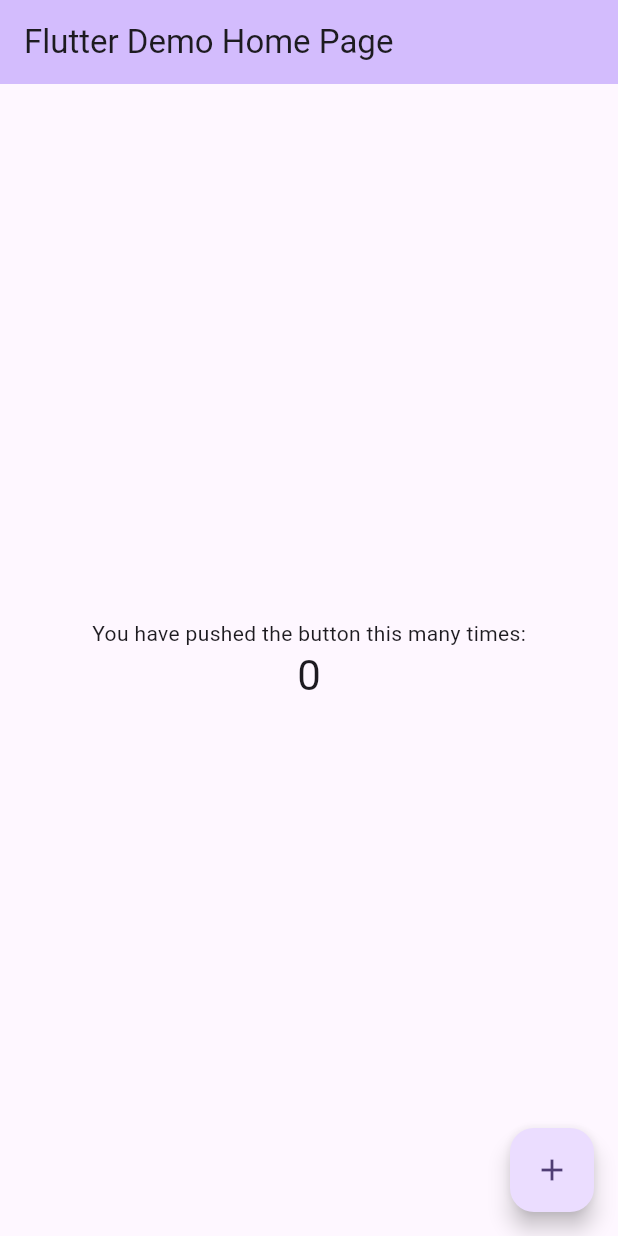
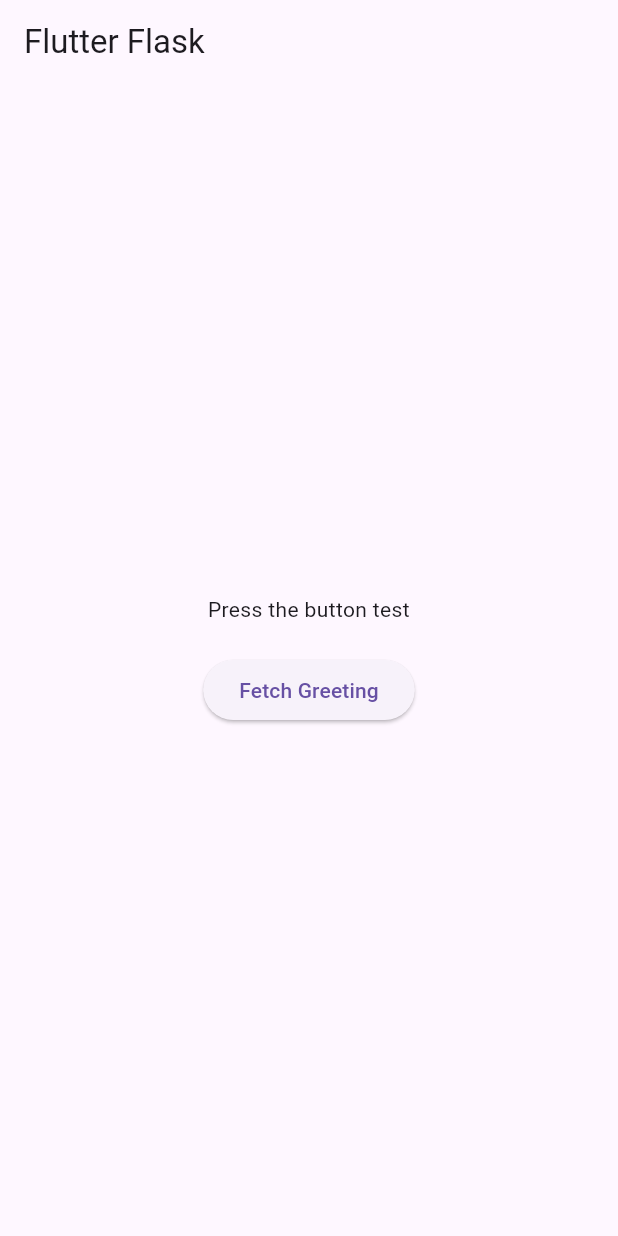
Before and after one commit to mano37/alfred, a Flutter app: the screen it shows after launch, on a phone screen of 412 x 824 dp. Run offline on Flutter 3.47's test engine with Material 3 defaults, Android fonts, the light colour scheme and no system bars.

Commit message:
build directory structures

```diff
--- /dev/null
+++ b/alfred/lib/app/app.dart
@@ -0,0 +1,16 @@
+import 'package:alfred/core/config/environment.dart';
+import 'package:flutter/material.dart';
+import 'package:alfred/app/routes.dart';
+
+class MyApp extends StatelessWidget {
+  @override
+  Widget build(BuildContext context) {
+    return MaterialApp(
+      title: 'Alfred',
+      theme: ThemeData(primarySwatch: Colors.blue),
+      initialRoute: '/',
+      onGenerateRoute: Routes.generateRoute,
+      debugShowCheckedModeBanner: AppConfig.environment != 'prod',
+    );
+  }
+}
--- /dev/null
+++ b/alfred/lib/app/routes.dart
@@ -0,0 +1,17 @@
+import 'package:flutter/material.dart';
+import 'package:alfred/features/home/home_screen.dart';
+
+class Routes {
+  static Route<dynamic>? generateRoute(RouteSettings settings) {
+    switch (settings.name) {
+      case '/':
+        return MaterialPageRoute(builder: (_) => HomeScreen());
+      default:
+        return MaterialPageRoute(
+          builder: (_) => Scaffold(
+            body: Center(child: Text('404: Page not found')),
+          ),
+        );
+    }
+  }
+}
--- /dev/null
+++ b/alfred/lib/core/config/environment.dart
@@ -0,0 +1,6 @@
+class AppConfig {
+  static const environment = String.fromEnvironment('ENV', defaultValue: 'dev');
+  static const String apiBaseUrl = environment == 'dev'
+      ? 'http://10.0.2.2:5000'
+      : 'https://kjhprodapi.duckdns.org';
+}
--- /dev/null
+++ b/alfred/lib/features/home/home_screen.dart
@@ -0,0 +1,56 @@
+import 'package:flutter/material.dart';
+import 'package:http/http.dart' as http;
+import 'dart:convert';
+
+import 'package:alfred/core/config/environment.dart';
+
+class HomeScreen extends StatefulWidget {
+  @override
+  _HomeScreenState createState() => _HomeScreenState();
+}
+
+class _HomeScreenState extends State<HomeScreen> {
+  String responseMessage = "Press the button";
+
+  Future<void> fetchGreeting() async {
+    final String backendUrl = '${AppConfig.apiBaseUrl}/api/greet?name=Flutter';
+
+    try {
+      final response = await http.get(Uri.parse(backendUrl));
+      if (response.statusCode == 200) {
+        final data = json.decode(response.body);
+        setState(() {
+          responseMessage = data['message'];
+        });
+      } else {
+        setState(() {
+          responseMessage = 'Failed to fetch data: ${response.statusCode}';
+        });
+      }
+    } catch (e) {
+      setState(() {
+        responseMessage = 'Error: $e';
+      });
+    }
+  }
+
+  @override
+  Widget build(BuildContext context) {
+    return Scaffold(
+      appBar: AppBar(title: Text('Flutter Flask')),
+      body: Center(
+        child: Column(
+          mainAxisAlignment: MainAxisAlignment.center,
+          children: [
+            Text('$responseMessage test', textAlign: TextAlign.center),
+            SizedBox(height: 20),
+            ElevatedButton(
+              onPressed: fetchGreeting,
+              child: Text('Fetch Greeting'),
+            ),
+          ],
+        ),
+      ),
+    );
+  }
+}
--- a/alfred/lib/main.dart
+++ b/alfred/lib/main.dart
@@ -1,125 +1,6 @@
+import 'package:alfred/app/app.dart';
 import 'package:flutter/material.dart';
 
 void main() {
-  runApp(const MyApp());
+  runApp(MyApp());
 }
-
-class MyApp extends StatelessWidget {
-  const MyApp({super.key});
-
-  // This widget is the root of your application.
-  @override
-  Widget build(BuildContext context) {
-    return MaterialApp(
-      title: 'Flutter Demo',
-      theme: ThemeData(
-        // This is the theme of your application.
-        //
-        // TRY THIS: Try running your application with "flutter run". You'll see
-        // the application has a purple toolbar. Then, without quitting the app,
-        // try changing the seedColor in the colorScheme below to Colors.green
-        // and then invoke "hot reload" (save your changes or press the "hot
-        // reload" button in a Flutter-supported IDE, or press "r" if you used
-        // the command line to start the app).
-        //
-        // Notice that the counter didn't reset back to zero; the application
-        // state is not lost during the reload. To reset the state, use hot
-        // restart instead.
-        //
-        // This works for code too, not just values: Most code changes can be
-        // tested with just a hot reload.
-        colorScheme: ColorScheme.fromSeed(seedColor: Colors.deepPurple),
-        useMaterial3: true,
-      ),
-      home: const MyHomePage(title: 'Flutter Demo Home Page'),
-    );
-  }
-}
-
-class MyHomePage extends StatefulWidget {
-  const MyHomePage({super.key, required this.title});
-
-  // This widget is the home page of your application. It is stateful, meaning
-  // that it has a State object (defined below) that contains fields that affect
-  // how it looks.
-
-  // This class is the configuration for the state. It holds the values (in this
-  // case the title) provided by the parent (in this case the App widget) and
-  // used by the build method of the State. Fields in a Widget subclass are
-  // always marked "final".
-
-  final String title;
-
-  @override
-  State<MyHomePage> createState() => _MyHomePageState();
-}
-
-class _MyHomePageState extends State<MyHomePage> {
-  int _counter = 0;
-
-  void _incrementCounter() {
-    setState(() {
-      // This call to setState tells the Flutter framework that something has
-      // changed in this State, which causes it to rerun the build method below
-      // so that the display can reflect the updated values. If we changed
-      // _counter without calling setState(), then the build method would not be
-      // called again, and so nothing would appear to happen.
-      _counter++;
-    });
-  }
-
-  @override
-  Widget build(BuildContext context) {
-    // This method is rerun every time setState is called, for instance as done
-    // by the _incrementCounter method above.
-    //
-    // The Flutter framework has been optimized to make rerunning build methods
-    // fast, so that you can just rebuild anything that needs updating rather
-    // than having to individually change instances of widgets.
-    return Scaffold(
-      appBar: AppBar(
-        // TRY THIS: Try changing the color here to a specific color (to
-        // Colors.amber, perhaps?) and trigger a hot reload to see the AppBar
-        // change color while the other colors stay the same.
-        backgroundColor: Theme.of(context).colorScheme.inversePrimary,
-        // Here we take the value from the MyHomePage object that was created by
-        // the App.build method, and use it to set our appbar title.
-        title: Text(widget.title),
-      ),
-      body: Center(
-        // Center is a layout widget. It takes a single child and positions it
-        // in the middle of the parent.
-        child: Column(
-          // Column is also a layout widget. It takes a list of children and
-          // arranges them vertically. By default, it sizes itself to fit its
-          // children horizontally, and tries to be as tall as its parent.
-          //
-          // Column has various properties to control how it sizes itself and
-          // how it positions its children. Here we use mainAxisAlignment to
-          // center the children vertically; the main axis here is the vertical
-          // axis because Columns are vertical (the cross axis would be
-          // horizontal).
-          //
-          // TRY THIS: Invoke "debug painting" (choose the "Toggle Debug Paint"
-          // action in the IDE, or press "p" in the console), to see the
-          // wireframe for each widget.
-          mainAxisAlignment: MainAxisAlignment.center,
-          children: <Widget>[
-            const Text(
-              'You have pushed the button this many times:',
-            ),
-            Text(
-              '$_counter',
-              style: Theme.of(context).textTheme.headlineMedium,
-            ),
-          ],
-        ),
-      ),
-      floatingActionButton: FloatingActionButton(
-        onPressed: _incrementCounter,
-        tooltip: 'Increment',
-        child: const Icon(Icons.add),
-      ), // This trailing comma makes auto-formatting nicer for build methods.
-    );
-  }
-}
--- a/alfred/pubspec.yaml
+++ b/alfred/pubspec.yaml
@@ -34,6 +34,7 @@ dependencies:
   # The following adds the Cupertino Icons font to your application.
   # Use with the CupertinoIcons class for iOS style icons.
   cupertino_icons: ^1.0.8
+  http: ^1.2.2
 
 dev_dependencies:
   flutter_test:
```
Also changed, not shown: alfred/pubspec.lock, 1 other file.
